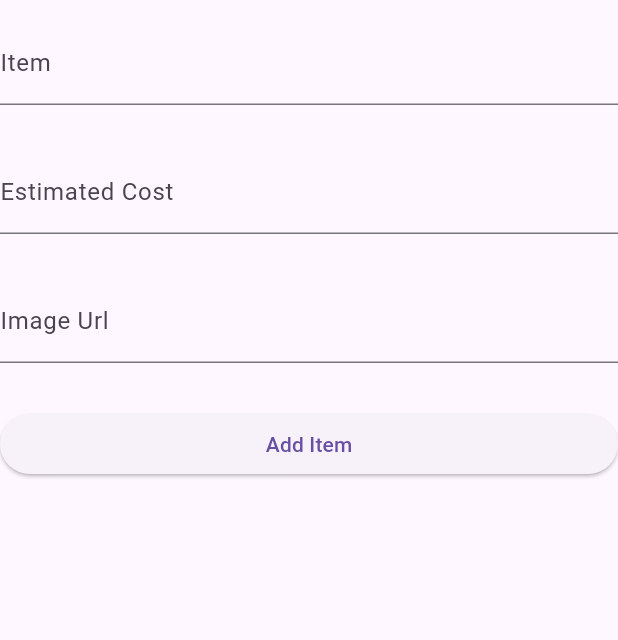
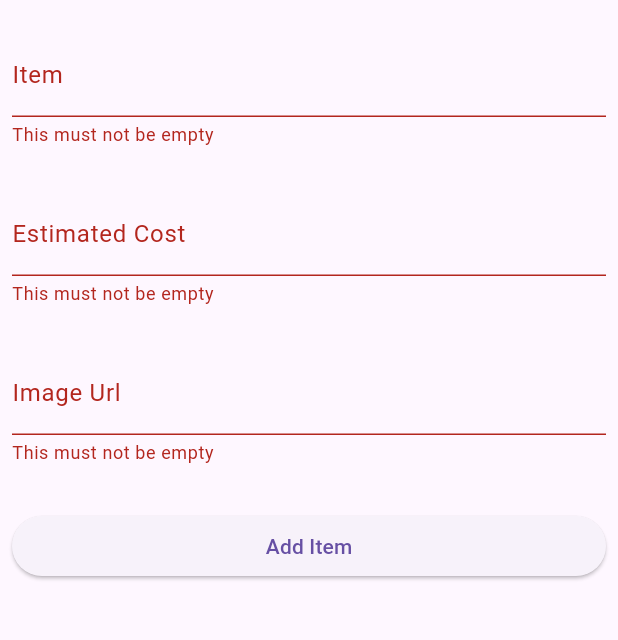
Before and after one commit to Yasitha-Bhanuka/Bucket-List-Flutter-App-With-Firebase, a Flutter app: the AddBucketListScreen screen opened directly with empty values, after a tap on "Add Item", on a phone screen of 412 x 824 dp, the part 63-703 px from its top. Run offline on Flutter 3.47's test engine with Material 3 defaults, Android fonts, the light colour scheme and no system bars; our stand-ins replace dio; network calls fail.

Commit message:
Enable the validation in the add_bucket_list.dart file using Form widget handling with TextEditingController. TextFormField( autovalidateMode: AutovalidateMode.onUserInteractionvalidator: (value) { if (value == null || value.isEmpty) {     return "This must not be empty";                     }                   },                   controller: itemText,                   decoration: const InputDecoration(label: Text("Item")), )

```diff
--- a/lib/add_bucket_list.dart
+++ b/lib/add_bucket_list.dart
@@ -1,6 +1,7 @@
 import 'package:dio/dio.dart';
 import 'package:flutter/material.dart';
 
+// ignore: must_be_immutable
 class AddBucketListScreen extends StatefulWidget {
   int newIndex;
   AddBucketListScreen({super.key, required this.newIndex});
@@ -37,41 +38,79 @@
 
   @override
   Widget build(BuildContext context) {
+    var addFrom = GlobalKey<FormState>();
+
     return Scaffold(
         appBar: AppBar(
           title: const Text("Add Bucket List"),
         ),
-        body: Column(
+        body: Padding(
+          padding: const EdgeInsets.all(8.0),
+          child: Form(
+            key: addFrom,
+            child: Column(
               children: [
-            TextField(
+                TextFormField(
+                  autovalidateMode: AutovalidateMode.onUserInteraction,
+                  validator: (value) {
+                    if (value == null || value.isEmpty) {
+                      return "This must not be empty";
+                    }
+                  },
                   controller: itemText,
-              decoration: InputDecoration(label: Text("Item")),
+                  decoration: const InputDecoration(label: Text("Item")),
                 ),
-            SizedBox(
+                const SizedBox(
                   height: 30,
                 ),
-            TextField(
+                TextFormField(
+                  autovalidateMode: AutovalidateMode.onUserInteraction,
+                  validator: (value) {
+                    if (value == null || value.isEmpty) {
+                      return "This must not be empty";
+                    }
+                    if (value.toString().length < 3) {
+                      return "Must be more than 3 characters";
+                    }
+                  },
                   controller: costText,
-              decoration: InputDecoration(label: Text("Estimated Cost")),
+                  decoration:
+                      const InputDecoration(label: Text("Estimated Cost")),
                 ),
-            SizedBox(
+                const SizedBox(
                   height: 30,
                 ),
-            TextField(
+                TextFormField(
+                  autovalidateMode: AutovalidateMode.onUserInteraction,
+                  validator: (value) {
+                    if (value == null || value.isEmpty) {
+                      return "This must not be empty";
+                    }
+                    if (value.toString().length < 3) {
+                      return "Must be more than 3 characters";
+                    }
+                  },
                   controller: imageUrlText,
-              decoration: InputDecoration(label: Text("Image Url")),
+                  decoration: const InputDecoration(label: Text("Image Url")),
                 ),
-            SizedBox(
+                const SizedBox(
                   height: 30,
                 ),
                 Row(
                   children: [
                     Expanded(
                         child: ElevatedButton(
-                        onPressed: addData, child: Text("Add Item"))),
+                            onPressed: () {
+                              if (addFrom.currentState!.validate()) {
+                                addData();
+                              }
+                            },
+                            child: const Text("Add Item"))),
                   ],
                 )
               ],
+            ),
+          ),
         ));
   }
 }
--- a/lib/main_screen.dart
+++ b/lib/main_screen.dart
@@ -47,6 +47,7 @@
     super.initState();
   }
 
+  // ignore: non_constant_identifier_names
   Widget ListDataWidget() {
     List<dynamic> filteredList = bucketListData
         .where((element) => !(element?["completed"] ?? false))
@@ -58,7 +59,7 @@
             itemCount: bucketListData.length,
             itemBuilder: (BuildContext context, int index) {
               return (bucketListData[index] is Map &&
-                      (!(bucketListData[index]?["completed"]) ?? false))
+                      (!(bucketListData[index]?["completed"] ?? false)))
                   ? Padding(
                       padding: const EdgeInsets.all(8.0),
                       child: ListTile(
```
Lines whose indentation alone changed are shown as unchanged.
